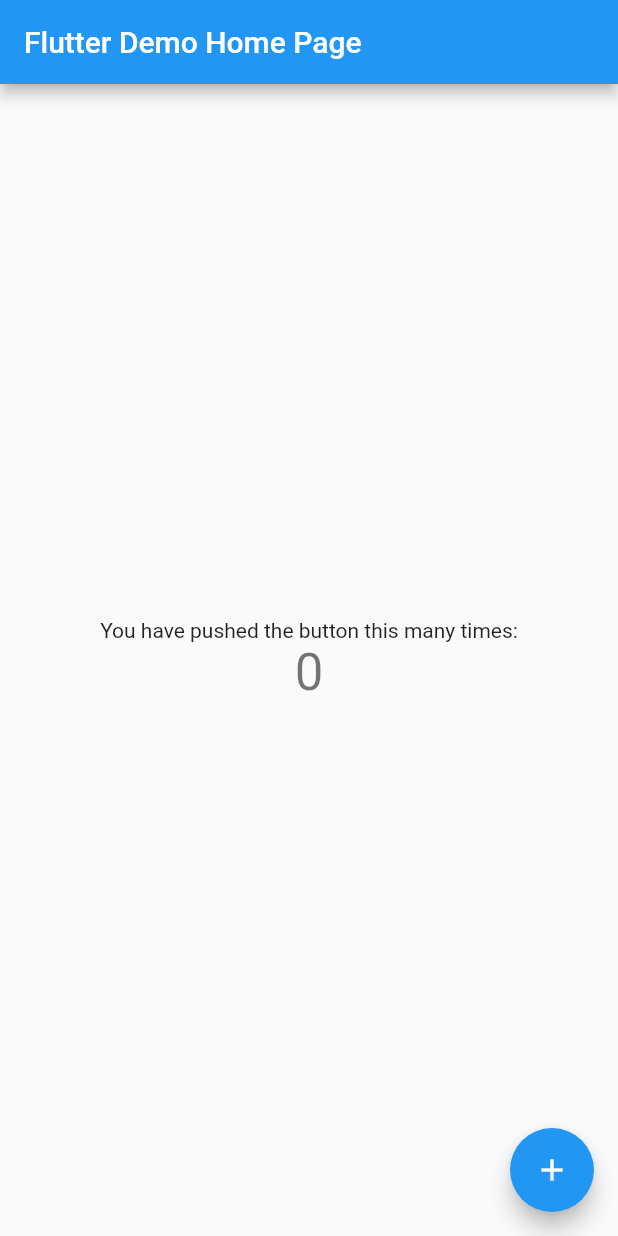
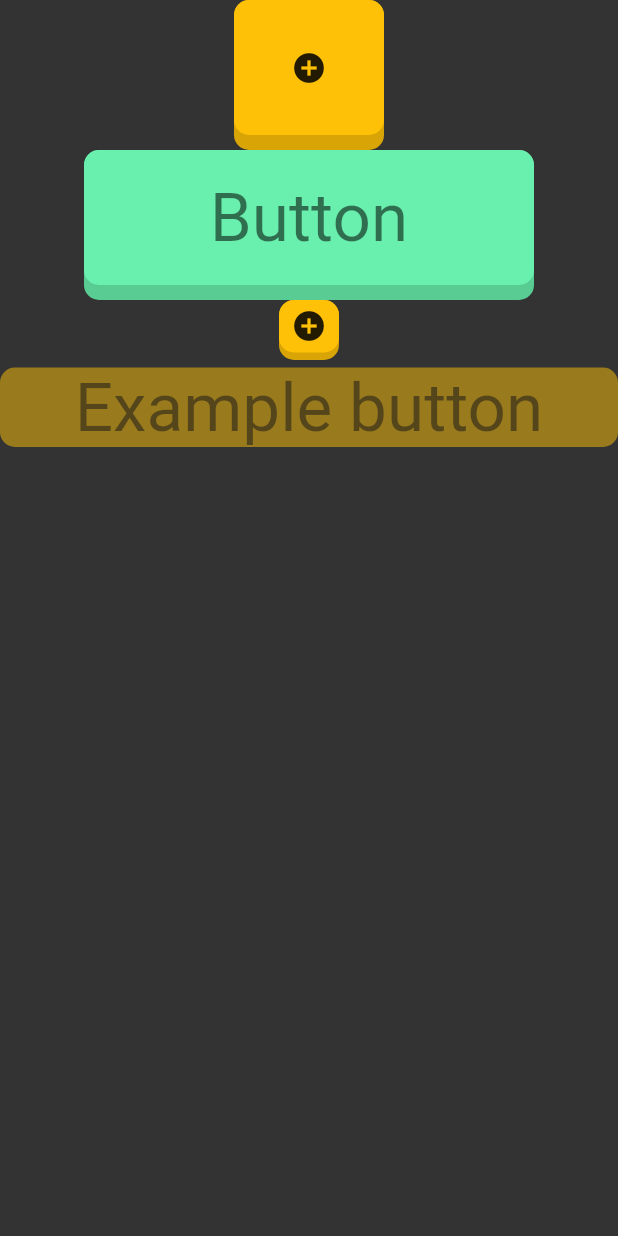
Before and after one commit to armandherz/custom_flutter_widgets, a Flutter app: the screen it shows after launch, on a phone screen of 412 x 824 dp. Run offline on Flutter 3.47's test engine with Material 2 defaults, Android fonts, the phone set to English and light mode, and no system bars.

Commit message:
DownButton widget added

```diff
--- a/lib/main.dart
+++ b/lib/main.dart
@@ -1,3 +1,4 @@
+import 'package:custom_flutter_widgets/pages/Home.dart';
 import 'package:flutter/material.dart';
 
 void main() {
@@ -5,109 +6,15 @@
 }
 
 class MyApp extends StatelessWidget {
-  // This widget is the root of your application.
   @override
   Widget build(BuildContext context) {
     return MaterialApp(
+      debugShowCheckedModeBanner: false,
       title: 'Flutter Demo',
       theme: ThemeData(
-        // This is the theme of your application.
-        //
-        // Try running your application with "flutter run". You'll see the
-        // application has a blue toolbar. Then, without quitting the app, try
-        // changing the primarySwatch below to Colors.green and then invoke
-        // "hot reload" (press "r" in the console where you ran "flutter run",
-        // or simply save your changes to "hot reload" in a Flutter IDE).
-        // Notice that the counter didn't reset back to zero; the application
-        // is not restarted.
         primarySwatch: Colors.blue,
       ),
-      home: MyHomePage(title: 'Flutter Demo Home Page'),
+      home: Home(),
     );
   }
 }
-
-class MyHomePage extends StatefulWidget {
-  MyHomePage({Key key, this.title}) : super(key: key);
-
-  // This widget is the home page of your application. It is stateful, meaning
-  // that it has a State object (defined below) that contains fields that affect
-  // how it looks.
-
-  // This class is the configuration for the state. It holds the values (in this
-  // case the title) provided by the parent (in this case the App widget) and
-  // used by the build method of the State. Fields in a Widget subclass are
-  // always marked "final".
-
-  final String title;
-
-  @override
-  _MyHomePageState createState() => _MyHomePageState();
-}
-
-class _MyHomePageState extends State<MyHomePage> {
-  int _counter = 0;
-
-  void _incrementCounter() {
-    setState(() {
-      // This call to setState tells the Flutter framework that something has
-      // changed in this State, which causes it to rerun the build method below
-      // so that the display can reflect the updated values. If we changed
-      // _counter without calling setState(), then the build method would not be
-      // called again, and so nothing would appear to happen.
-      _counter++;
-    });
-  }
-
-  @override
-  Widget build(BuildContext context) {
-    // This method is rerun every time setState is called, for instance as done
-    // by the _incrementCounter method above.
-    //
-    // The Flutter framework has been optimized to make rerunning build methods
-    // fast, so that you can just rebuild anything that needs updating rather
-    // than having to individually change instances of widgets.
-    return Scaffold(
-      appBar: AppBar(
-        // Here we take the value from the MyHomePage object that was created by
-        // the App.build method, and use it to set our appbar title.
-        title: Text(widget.title),
-      ),
-      body: Center(
-        // Center is a layout widget. It takes a single child and positions it
-        // in the middle of the parent.
-        child: Column(
-          // Column is also a layout widget. It takes a list of children and
-          // arranges them vertically. By default, it sizes itself to fit its
-          // children horizontally, and tries to be as tall as its parent.
-          //
-          // Invoke "debug painting" (press "p" in the console, choose the
-          // "Toggle Debug Paint" action from the Flutter Inspector in Android
-          // Studio, or the "Toggle Debug Paint" command in Visual Studio Code)
-          // to see the wireframe for each widget.
-          //
-          // Column has various properties to control how it sizes itself and
-          // how it positions its children. Here we use mainAxisAlignment to
-          // center the children vertically; the main axis here is the vertical
-          // axis because Columns are vertical (the cross axis would be
-          // horizontal).
-          mainAxisAlignment: MainAxisAlignment.center,
-          children: <Widget>[
-            Text(
-              'You have pushed the button this many times:',
-            ),
-            Text(
-              '$_counter',
-              style: Theme.of(context).textTheme.headline4,
-            ),
-          ],
-        ),
-      ),
-      floatingActionButton: FloatingActionButton(
-        onPressed: _incrementCounter,
-        tooltip: 'Increment',
-        child: Icon(Icons.add),
-      ), // This trailing comma makes auto-formatting nicer for build methods.
-    );
-  }
-}
--- /dev/null
+++ b/lib/pages/Home.dart
@@ -0,0 +1,89 @@
+import 'package:custom_flutter_widgets/widgets/DownButton.dart';
+import 'package:flutter/material.dart';
+
+class Home extends StatefulWidget {
+  @override
+  _HomeState createState() => _HomeState();
+}
+
+class _HomeState extends State<Home> {
+  @override
+  Widget build(BuildContext context) {
+    Size screen = MediaQuery.of(context).size;
+    return Container(
+      width: screen.width,
+      height: screen.height,
+      color: Color.lerp(Colors.black, Colors.white, 0.2),
+      child: SafeArea(
+          child: Column(
+        children: [
+          DownButton(
+            width: 100.0,
+            height: 100.0,
+            elevation: 10.0,
+            color: Colors.amber,
+            borderRadius: BorderRadius.circular(10.0),
+            onPressed: () {
+              print("onPressed");
+            },
+            onLongPressed: () {
+              print("onLongPressed");
+            },
+            child: Icon(Icons.add_circle),
+          ),
+          DownButton(
+            width: 300.0,
+            height: 100.0,
+            elevation: 10.0,
+            color: Colors.greenAccent,
+            borderRadius: BorderRadius.circular(10.0),
+            onPressed: () {
+              print("onPressed");
+            },
+            onLongPressed: () {
+              print("onLongPressed");
+            },
+            child: Center(
+              child: Text(
+                "Button",
+                style: Theme.of(context).textTheme.headline3,
+              ),
+            ),
+          ),
+          DownButton(
+            width: 40.0,
+            height: 40.0,
+            elevation: 5.0,
+            color: Colors.amber,
+            borderRadius: BorderRadius.circular(10.0),
+            onPressed: () {
+              print("onPressed");
+            },
+            onLongPressed: () {
+              print("onLongPressed");
+            },
+            child: Icon(Icons.add_circle),
+          ),
+          DownButton(
+            elevation: 5.0,
+            color: Colors.amber,
+            borderRadius: BorderRadius.circular(10.0),
+            onPressed: () {
+              print("onPressed");
+            },
+            onLongPressed: () {
+              print("onLongPressed");
+            },
+            disabled: true,
+            child: Center(
+              child: Text(
+                "Example button",
+                style: Theme.of(context).textTheme.headline3,
+              ),
+            ),
+          ),
+        ],
+      )),
+    );
+  }
+}
--- /dev/null
+++ b/lib/widgets/DownButton.dart
@@ -0,0 +1,93 @@
+import 'package:flutter/material.dart';
+
+class DownButton extends StatelessWidget {
+  final double? width;
+  final double? height;
+  final Color? color;
+  final double? elevation;
+  final Function? onPressed;
+  final Function? onLongPressed;
+  final BorderRadius? borderRadius;
+  final Widget? child;
+  final bool? disabled;
+
+  const DownButton({
+    Key? key,
+    this.width,
+    this.height,
+    this.color = Colors.white,
+    this.elevation = 0.0,
+    this.onPressed,
+    this.onLongPressed,
+    this.borderRadius,
+    this.child,
+    this.disabled = false,
+  }) : super(key: key);
+
+  @override
+  Widget build(BuildContext context) {
+    bool touched = false;
+    DateTime time = DateTime.now();
+    return StatefulBuilder(builder: (_, state) {
+      return GestureDetector(
+        onTapDown: (d) {
+          if (disabled!) return;
+          state(() {
+            touched = true;
+            time = DateTime.now();
+          });
+          if (onLongPressed != null) {
+            Future.delayed(Duration(milliseconds: 500), () {
+              if (DateTime.now().difference(time).inMilliseconds >= 500 &&
+                  touched) {
+                state(() {
+                  touched = false;
+                });
+                onLongPressed!();
+              }
+            });
+          }
+        },
+        onTapCancel: () {
+          if (disabled!) return;
+          state(() {
+            touched = false;
+          });
+        },
+        onTap: () {
+          if (disabled!) return;
+          if (onPressed != null && touched) onPressed!();
+          state(() {
+            touched = false;
+          });
+        },
+        child: Opacity(
+          opacity: disabled! ? 0.50 : 1.0,
+          child: Container(
+            width: width,
+            height: height,
+            decoration: BoxDecoration(
+              color: (touched || disabled!)
+                  ? null
+                  : Color.lerp(color, Colors.black, 0.15),
+              borderRadius: borderRadius,
+            ),
+            child: Container(
+              width: width,
+              height: (height != null) ? height! - elevation! : null,
+              margin: EdgeInsets.only(
+                bottom: (touched || disabled!) ? 0 : elevation!,
+                top: (touched || disabled!) ? elevation! : 0,
+              ),
+              decoration: BoxDecoration(
+                color: color,
+                borderRadius: borderRadius,
+              ),
+              child: child,
+            ),
+          ),
+        ),
+      );
+    });
+  }
+}
```
Also changed, not shown: pubspec.yaml (+1 -28 lines), pubspec.lock, 3 other files.
